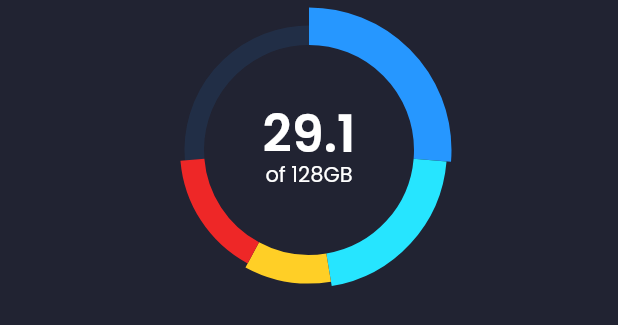
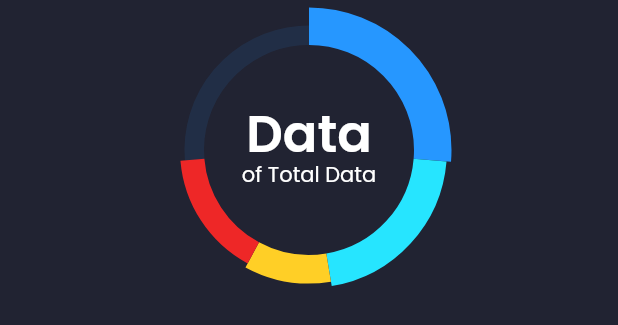
Before and after one commit to jinwoo-nam/Instapay-work, a Flutter app: the ChartWidget widget shown alone on an empty page, opened directly, on a phone screen of 412 x 824 dp. Shown: the top 325 px of the screen. Run offline on Flutter 3.47's test engine with Material 2 defaults, Android fonts, the phone set to English and light mode, and no system bars; drawn by our look-alikes of fl_chart; our stand-ins replace data_table_2, freezed_annotation, google_fonts, webview_flutter; missing offline and left inert: qr_code_scanner; accounts and stored records are empty; generated files the repository leaves out were written again.

```diff
--- a/instapay_clone/lib/presentation/history_search/components/chart_widget.dart
+++ b/instapay_clone/lib/presentation/history_search/components/chart_widget.dart
@@ -26,14 +26,14 @@ class ChartWidget extends StatelessWidget {
               children: [
                 const SizedBox(height: defaultPadding),
                 Text(
-                  "29.1",
+                  "Data",
                   style: Theme.of(context).textTheme.headline4!.copyWith(
                     color: Colors.white,
                     fontWeight: FontWeight.w600,
                     height: 0.5,
                   ),
                 ),
-                const Text("of 128GB")
+                const Text("of Total Data")
               ],
             ),
           ),
```
Also changed, not shown: instapay_clone/lib/presentation/history_search/detail_page/recently_screen.dart (+13 -4 lines).
